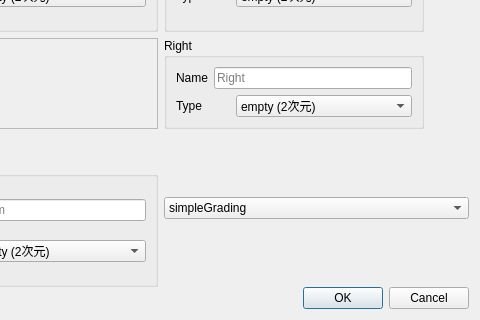
This is src/Dialog/CBoxDefineDialog.ui in hal1437/BlockMaker as Qt 5 draws it before an edit; both pictures show x 363 to 843 and y 109 to 429 of the 843 by 429 pixel window. The edited form follows.
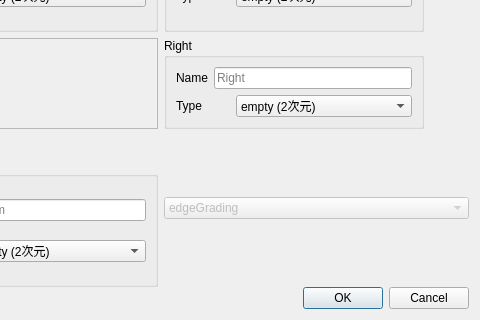
This is the edited form.

```diff
--- a/src/Dialog/CBoxDefineDialog.ui
+++ b/src/Dialog/CBoxDefineDialog.ui
@@ -786,11 +786,9 @@
       <layout class="QVBoxLayout" name="verticalLayout_3">
        <item>
         <widget class="QComboBox" name="GradingCombo">
-         <item>
-          <property name="text">
-           <string>simpleGrading</string>
-          </property>
-         </item>
+         <property name="enabled">
+          <bool>false</bool>
+         </property>
          <item>
           <property name="text">
            <string>edgeGrading</string>
```
Left out of the diff: 43 changed lines with no effect on the pictures.
